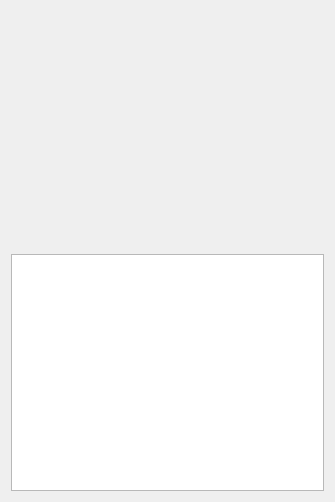
Qt form gui/dlgmovie.ui (ensisoft/newsflash-plus) before a commit.
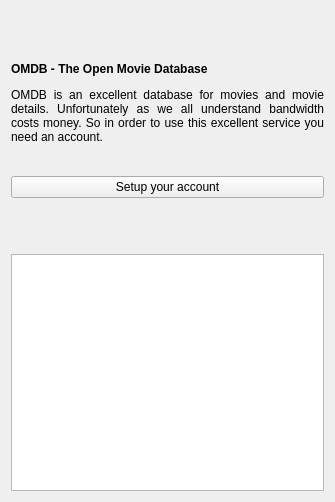
The same form after that commit. Icons and pictures are not drawn.

```diff
--- a/gui/dlgmovie.ui
+++ b/gui/dlgmovie.ui
@@ -39,6 +39,26 @@
        </property>
       </spacer>
      </item>
+     <item>
+      <widget class="QLabel" name="lblMessage">
+       <property name="text">
+        <string>&lt;html&gt;
+&lt;head/&gt;
+&lt;body&gt;
+
+&lt;p&gt;&lt;span style=&quot; font-weight:600;&quot;&gt;OMDB - The Open Movie Database&lt;/span&gt;&lt;/p&gt;&lt;p&gt;OMDB is an excellent database for movies and movie details. Unfortunately as we all understand bandwidth costs money. So in order to use this excellent service you need an account. &lt;/p&gt;
+
+&lt;/body&gt;
+&lt;/html&gt;</string>
+       </property>
+       <property name="alignment">
+        <set>Qt::AlignJustify|Qt::AlignVCenter</set>
+       </property>
+       <property name="wordWrap">
+        <bool>true</bool>
+       </property>
+      </widget>
+     </item>
      <item>
       <layout class="QHBoxLayout" name="horizontalLayout">
        <item>
@@ -94,6 +114,13 @@
        </item>
       </layout>
      </item>
+     <item>
+      <widget class="QPushButton" name="btnCredentials">
+       <property name="text">
+        <string>Setup your account</string>
+       </property>
+      </widget>
+     </item>
      <item>
       <spacer name="verticalSpacer">
        <property name="orientation">
```
